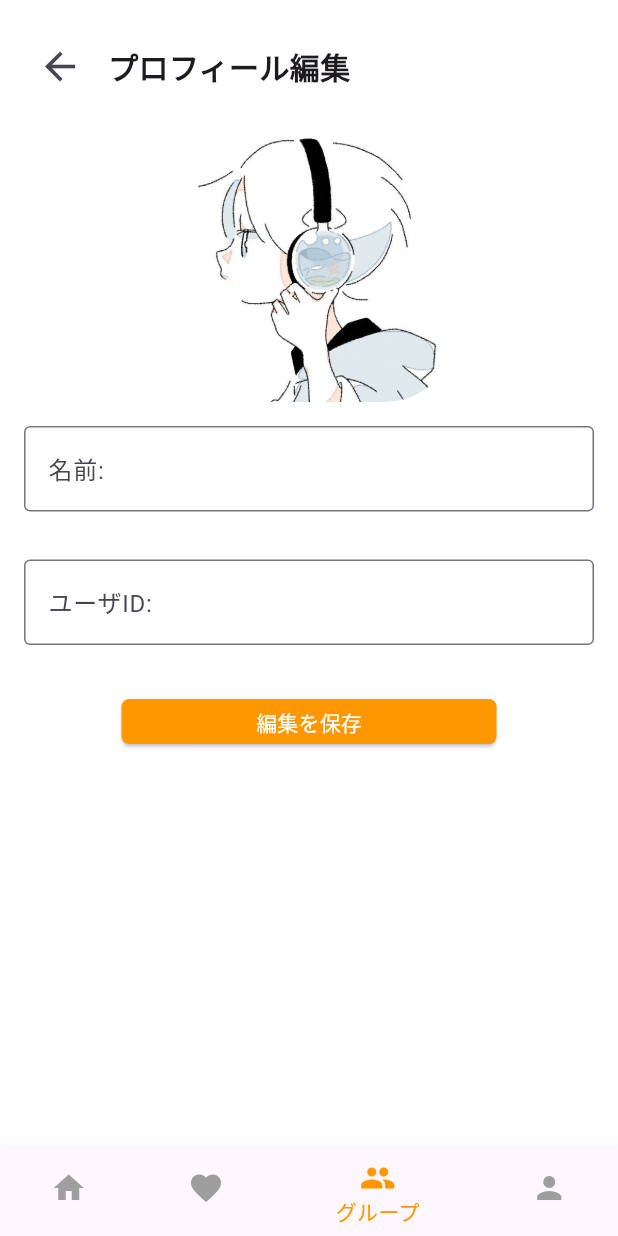
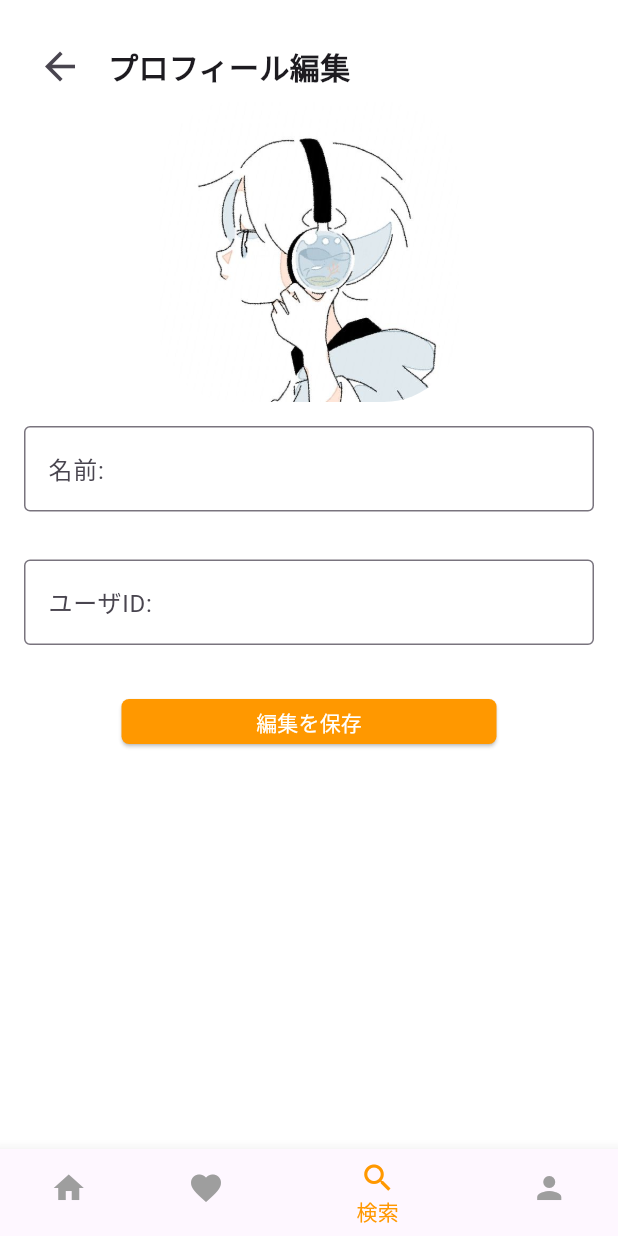
Before and after one commit to Ktento/breman-front, a Flutter app: the ProfileEdit screen opened directly, item 3 of the bottom bar chosen, on a phone screen of 412 x 824 dp. Run offline on Flutter 3.47's test engine with Material 3 defaults, Android fonts, the phone set to English and light mode, and no system bars; missing offline and left inert: dart:ffi; network calls fail.

Commit message:
ボトムバーを検索アイコンに変更

```diff
--- a/lib/profile_edit.dart
+++ b/lib/profile_edit.dart
@@ -118,8 +118,8 @@ class _ProfileEditState extends State<ProfileEdit> {
             label: 'お気に入り',
           ),
           BottomNavigationBarItem(
-            icon: Icon(Icons.group),
-            label: 'グループ',
+            icon: Icon(Icons.search),
+            label: '検索',
           ),
           BottomNavigationBarItem(
             icon: Icon(Icons.person),
```
